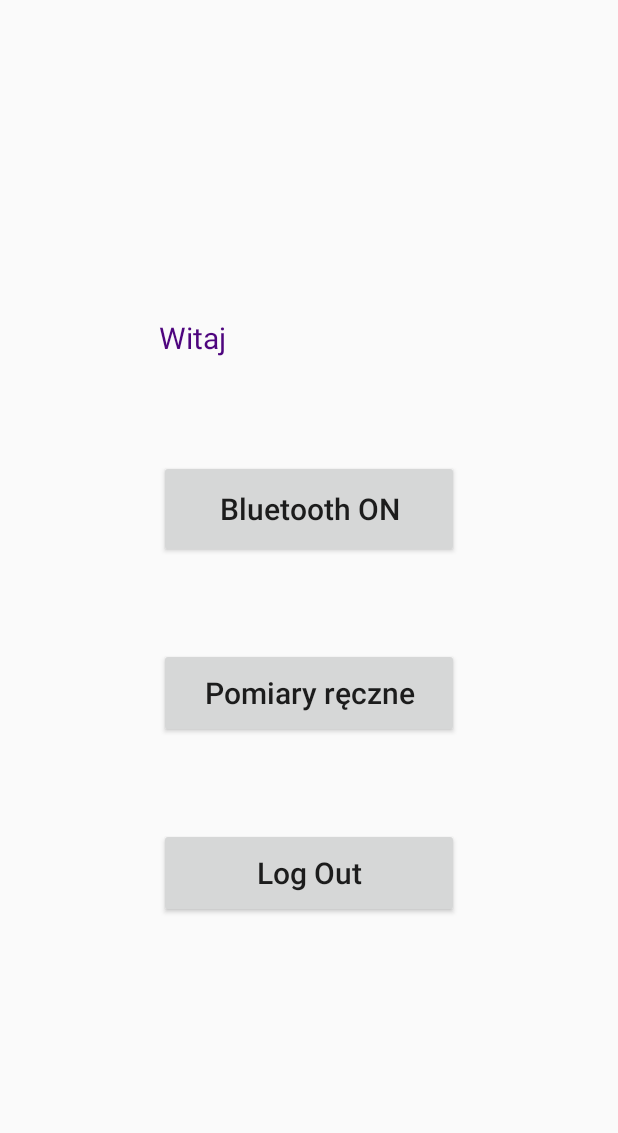
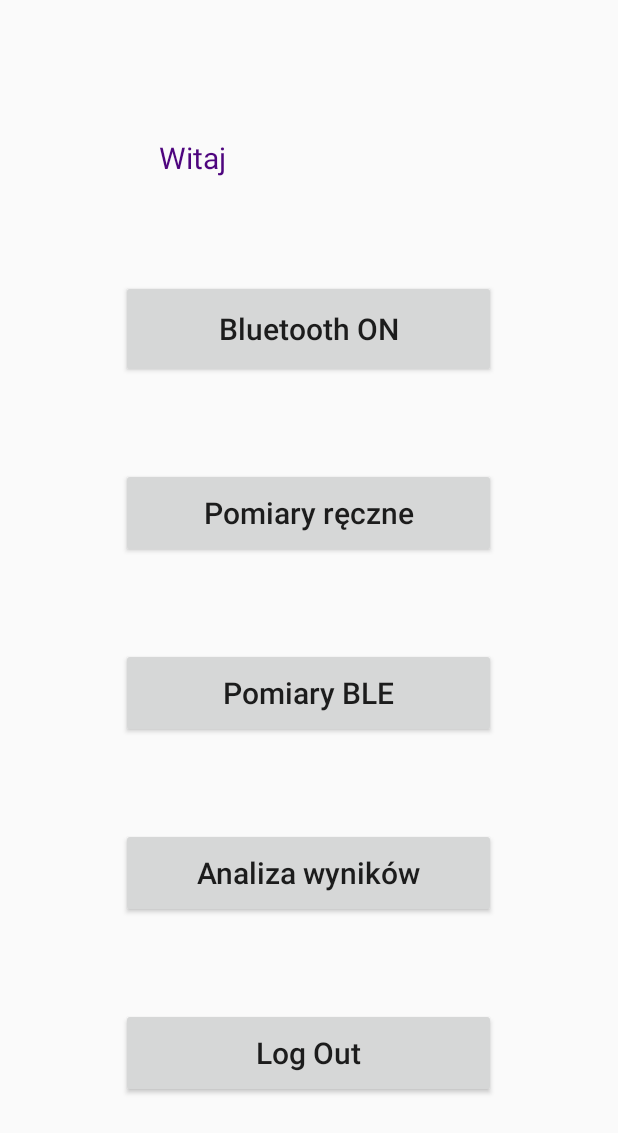
Before and after one commit to d0m1n1k4/e-HealthCare, an Android app: the DashboardActivity screen opened directly, with no data from a screen before it, on a phone screen of 412 x 824 dp. Shown: the top 1133 px of the screen. Run offline under Robolectric (Android 15) with nearby library versions, the phone set to English and light mode, and no system bars; our stand-ins replace Firebase (no records; nobody signed in at launch, a user with empty details on screens opened directly).

Commit message:
Stworzenie dwóch nowych dashboard'ów: "Pomiary BLE" oraz "Analiza wyników". W części poświęconej analizie wyników: dodanie listy rozwijanej z zapisanymi sesjami pomiarowymi danego użytkownika w Firebase

```diff
--- a/app/src/main/AndroidManifest.xml
+++ b/app/src/main/AndroidManifest.xml
@@ -30,6 +30,9 @@
         <activity android:name=".SignUpActivity"/>
         <activity android:name=".DashboardActivity"/>
         <activity android:name=".HeartRateMeasurementActivity"/>
+        <activity android:name=".ResultAnalysisActivity" />
+        <activity android:name=".BLEMeasurementActivity" />
+
 
     </application>
 </manifest>
--- a/app/src/main/java/com/example/auth/DashboardActivity.java
+++ b/app/src/main/java/com/example/auth/DashboardActivity.java
@@ -13,7 +13,7 @@ import com.google.firebase.auth.FirebaseAuth;
 import com.google.firebase.auth.FirebaseUser;
 
 public class DashboardActivity extends Activity {
-    private Button logout, btON, hrButton;
+    private Button logout, btON, manualButton, bleButton, resultButton;
 
     private TextView dashboardTextView;
     private BluetoothAdapter myBluetoothAdapter; //Deklaracja zmiennej myBluetoothAdapter do zarządzania funkcjami Bluetooth
@@ -43,12 +43,32 @@ public class DashboardActivity extends Activity {
 
         bluetoothONMethod();
 
-        hrButton = findViewById(R.id.hrButton); // Dodaj tę linię
-        hrButton.setOnClickListener(new View.OnClickListener() {
+        bleButton = findViewById(R.id.bleButton);
+       bleButton.setOnClickListener(new View.OnClickListener() {
+            @Override
+            public void onClick(View v) {
+                // Otwieranie nowego Dashboard zatytułowanego "Pomiary ręczne"
+                Intent intent = new Intent(DashboardActivity.this, BLEMeasurementActivity.class);
+                startActivity(intent);
+            }
+        });
+
+        manualButton = findViewById(R.id.manualButton);
+        manualButton.setOnClickListener(new View.OnClickListener() {
             @Override
             public void onClick(View v) {
                 // Otwieranie nowego Dashboard zatytułowanego "Pomiary ręczne"
                 Intent intent = new Intent(DashboardActivity.this, HeartRateMeasurementActivity.class);
+                startActivity(intent);
+            }
+        });
+
+        resultButton = findViewById(R.id.resultButton);
+        resultButton.setOnClickListener(new View.OnClickListener() {
+            @Override
+            public void onClick(View v) {
+                // Otwieranie nowego Dashboard zatytułowanego "Pomiary ręczne"
+                Intent intent = new Intent(DashboardActivity.this, ResultAnalysisActivity.class);
                 startActivity(intent);
             }
         });
--- a/app/src/main/res/layout/dashboard.xml
+++ b/app/src/main/res/layout/dashboard.xml
@@ -15,7 +15,7 @@
 
     <Button
         android:id="@+id/btON"
-        android:layout_width="200dp"
+        android:layout_width="250dp"
         android:layout_height="65dp"
         android:layout_marginTop="60dp"
         android:text="Bluetooth ON"
@@ -23,8 +23,8 @@
         android:textSize="20dp" />
 
     <Button
-        android:id="@+id/hrButton"
-        android:layout_width="200dp"
+        android:id="@+id/manualButton"
+        android:layout_width="250dp"
         android:layout_height="60dp"
         android:layout_marginTop="60dp"
         android:text="Pomiary ręczne"
@@ -32,8 +32,26 @@
         android:textAllCaps="false" />
 
     <Button
+        android:id="@+id/bleButton"
+        android:layout_width="250dp"
+        android:layout_height="60dp"
+        android:layout_marginTop="60dp"
+        android:text="Pomiary BLE"
+        android:textSize="20dp"
+        android:textAllCaps="false" />
+
+    <Button
+        android:id="@+id/resultButton"
+        android:layout_width="250dp"
+        android:layout_height="60dp"
+        android:layout_marginTop="60dp"
+        android:text="Analiza wyników"
+        android:textSize="20dp"
+        android:textAllCaps="false" />
+
+    <Button
         android:id="@+id/logout"
-        android:layout_width="200dp"
+        android:layout_width="250dp"
         android:layout_height="60dp"
         android:layout_marginTop="60dp"
         android:text="Log Out"
--- a/app/src/main/res/values/strings.xml
+++ b/app/src/main/res/values/strings.xml
@@ -2,4 +2,5 @@
     <string name="app_name">Auth</string>
     <string name="measurement_title">Pomiary ręczne</string>
     <string name="pomiary_r_czne">Pomiary ręczne</string>
+	<string name="label_choose_session">Wybierz numer zapisanej sesji pomiarowej:</string>
 </resources>
```
Also changed, not shown: app/src/main/java/com/example/auth/BLEMeasurementActivity.java (added, +28 -0 lines), app/src/main/res/layout/activity_ble_measurement.xml (added, +51 -0 lines).
